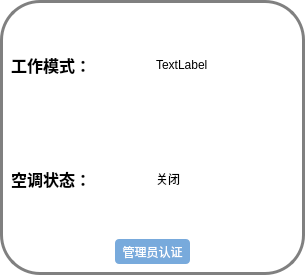
This is Master/standbywidget.ui in L-Jay1999/DistributedTemperatureControlSystem as Qt 5 draws it before an edit. The edited form follows.
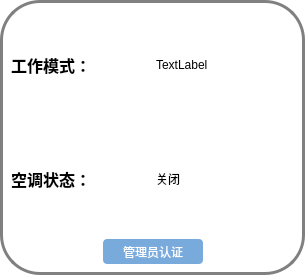
This is the edited form.

Patch:
```diff
--- a/Master/standbywidget.ui
+++ b/Master/standbywidget.ui
@@ -24,7 +24,7 @@
 QPushButton{
         border-radius: 4px;
         border: none;
-        width: 75px;
+        width: 100px;
         height: 25px;
 }
 QPushButton:enabled {
```
